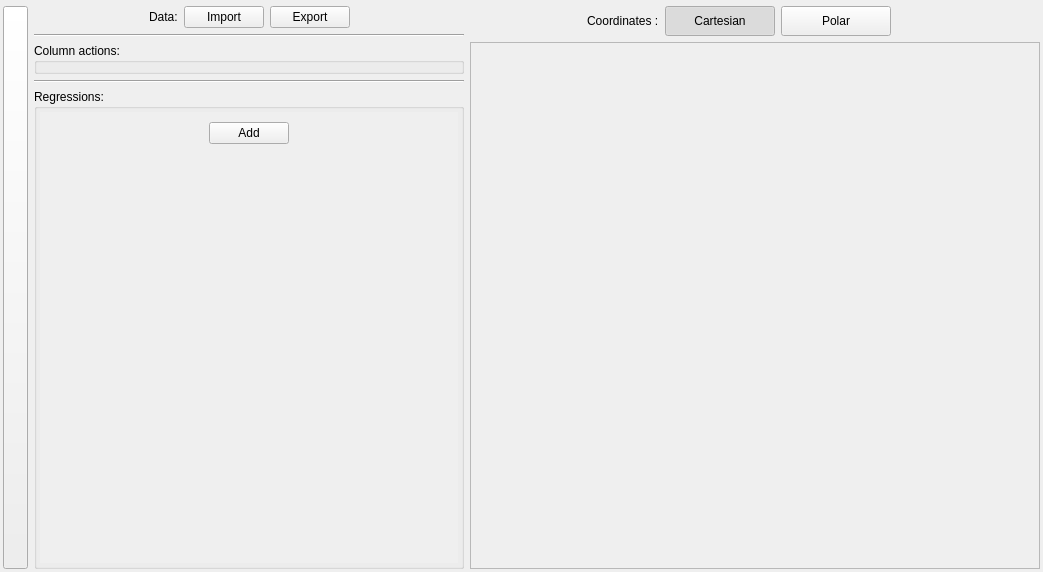
First picture: the form in DataPlot/datawindow.ui, repository AdelKS/ZeGrapher, before the edit.
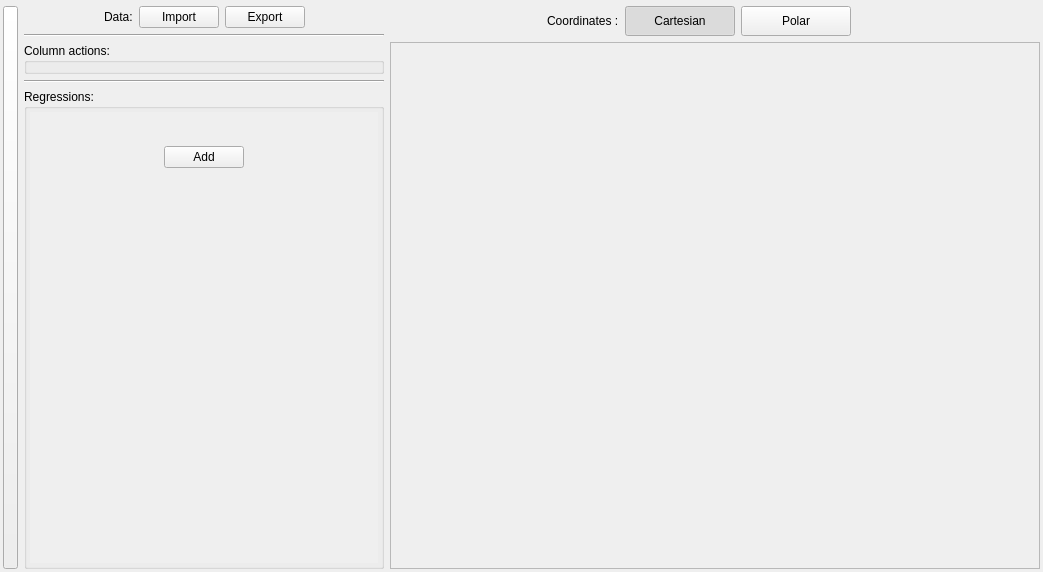
Second picture: the form after the edit. Icons and pictures are not drawn.

```diff
--- a/DataPlot/datawindow.ui
+++ b/DataPlot/datawindow.ui
@@ -40,7 +40,7 @@
      </property>
      <property name="maximumSize">
       <size>
-       <width>25</width>
+       <width>15</width>
        <height>16777215</height>
       </size>
      </property>
@@ -56,8 +56,8 @@
      </property>
      <property name="iconSize">
       <size>
-       <width>25</width>
-       <height>25</height>
+       <width>18</width>
+       <height>18</height>
       </size>
      </property>
     </widget>
@@ -78,7 +78,7 @@
      </property>
      <property name="maximumSize">
       <size>
-       <width>430</width>
+       <width>360</width>
        <height>16777215</height>
       </size>
      </property>
@@ -272,8 +272,8 @@
              <rect>
               <x>0</x>
               <y>0</y>
-              <width>416</width>
-              <height>446</height>
+              <width>348</width>
+              <height>425</height>
              </rect>
             </property>
             <layout class="QVBoxLayout" name="verticalLayout_6">
@@ -293,7 +293,21 @@
               <number>0</number>
              </property>
              <item>
-              <layout class="QVBoxLayout" name="modelsLayout"/>
+              <widget class="QWidget" name="modelsContainer" native="true">
+               <property name="minimumSize">
+                <size>
+                 <width>0</width>
+                 <height>0</height>
+                </size>
+               </property>
+               <property name="maximumSize">
+                <size>
+                 <width>350</width>
+                 <height>16777215</height>
+                </size>
+               </property>
+               <layout class="QVBoxLayout" name="modelsLayout"/>
+              </widget>
              </item>
              <item>
               <widget class="QWidget" name="widget_2" native="true">
@@ -358,7 +372,7 @@
              <item>
               <widget class="QWidget" name="widget_4" native="true">
                <property name="sizePolicy">
-                <sizepolicy hsizetype="Preferred" vsizetype="Expanding">
+                <sizepolicy hsizetype="Minimum" vsizetype="Expanding">
                  <horstretch>0</horstretch>
                  <verstretch>10</verstretch>
                 </sizepolicy>
@@ -543,7 +557,7 @@
           <rect>
            <x>0</x>
            <y>0</y>
-           <width>568</width>
+           <width>648</width>
            <height>523</height>
           </rect>
          </property>
```
